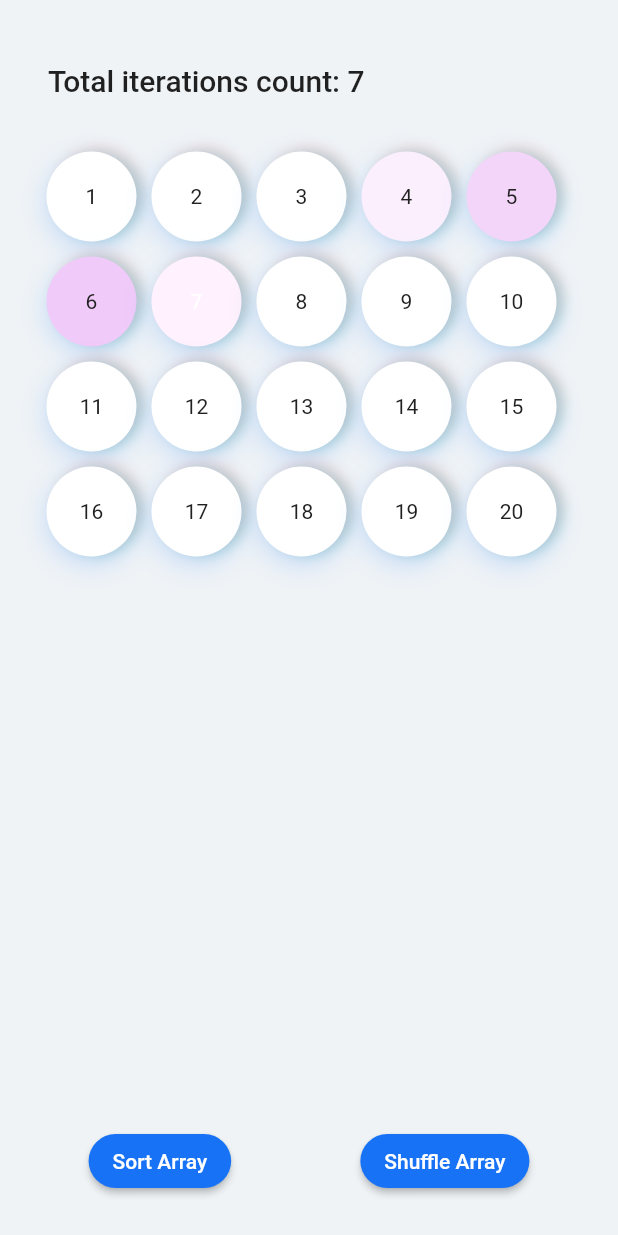
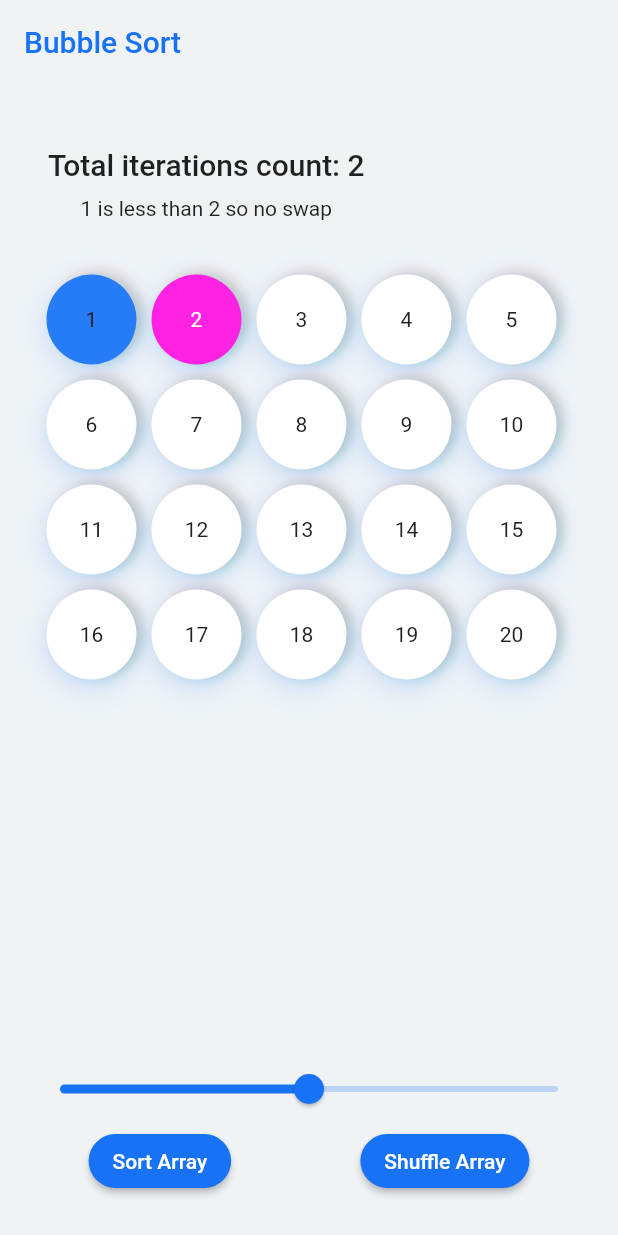
Before and after one commit to faisalansari0367/algorithm_visualizers, a Flutter app: the screen it shows after launch, after a tap on "Sort Array", on a phone screen of 412 x 824 dp. Run offline on Flutter 3.47's test engine with Material 2 defaults, Android fonts, the phone set to English and light mode, and no system bars; drawn by our look-alikes of animated_flip_counter; our stand-ins replace equatable, get.

Commit message:
bubble sort algorithm added

```diff
--- a/lib/sort_screen/cubit/bubble_sort_cubit.dart
+++ b/lib/sort_screen/cubit/bubble_sort_cubit.dart
@@ -9,6 +9,13 @@ class BubbleSortCubit extends ChangeNotifier {
   int nextIndex = -1;
   int iterations = 0;
   bool isSorted = false;
+  String status = 'Start sorting';
+  double speed = 500;
+
+  void setSpeed(double value) {
+    speed = value * 1000;
+    notifyListeners();
+  }
 
   BubbleSortCubit({required this.array});
 
@@ -24,22 +31,33 @@ class BubbleSortCubit extends ChangeNotifier {
         final current = array[j];
         selectedIndex = j;
         notifyListeners();
-        await 100.milliseconds.delay();
+        await speed.milliseconds.delay();
         final next = array[j + 1];
         nextIndex = j + 1;
         notifyListeners();
-        await 100.milliseconds.delay();
+        await speed.milliseconds.delay();
 
         if (current > next) {
+          status = '$current is greater than $next so swap them';
           await Future.delayed(100.milliseconds);
           final temp = current;
           array[j] = next;
           array[j + 1] = temp;
           // (copyWith(array: array));
           notifyListeners();
+        } else {
+          status = '$current is less than $next so no swap';
+          notifyListeners();
+          await Future.delayed(100.milliseconds);
         }
       }
     }
+    isSorted = true;
+    selectedIndex = -1;
+    nextIndex = -1;
+    // iterations = 0;
+    status = 'Array is sorted';
+    notifyListeners();
   }
 
   void shuffleArray() {
--- a/lib/sort_screen/sort_screen.dart
+++ b/lib/sort_screen/sort_screen.dart
@@ -43,6 +43,14 @@ class _BubbleSortState extends State<BubbleSort> {
     return ChangeNotifierProvider.value(
       value: cubit,
       child: Scaffold(
+        appBar: AppBar(
+          title: Text(
+            'Bubble Sort',
+            style: TextStyle(color: context.theme.colorScheme.primary),
+          ),
+          backgroundColor: context.theme.scaffoldBackgroundColor,
+          elevation: 0,
+        ),
         body: Padding(
           padding: const EdgeInsets.all(16.0),
           child: Column(
@@ -51,21 +59,35 @@ class _BubbleSortState extends State<BubbleSort> {
               const SizedBox(height: 10),
               Padding(
                 padding: const EdgeInsets.all(16.0),
-                child: Selector<BubbleSortCubit, int>(
+                child: Column(
+                  children: [
+                    Selector<BubbleSortCubit, int>(
                       builder: (context, value, child) => AnimatedFlipCounter(
                         value: value,
                         prefix: 'Total iterations count: ',
                         curve: Curves.easeInOut,
-                    // child: Text(
-
-                    // 'Total iterations count: $value',
                         textStyle: context.textTheme.headline6,
                       ),
                       selector: (context, state) => state.iterations,
                     ),
+                    const SizedBox(height: 10),
+                    Selector<BubbleSortCubit, String>(
+                      builder: (context, value, child) => Text(value),
+                      selector: (context, state) => state.status,
+                    )
+                  ],
+                ),
               ),
               const SizedBox(height: 20),
               const Expanded(child: ArrayWidget()),
+              Selector<BubbleSortCubit, double>(
+                builder: (context, value, child) => Slider(
+                  value: value / 1000,
+                  onChanged: Provider.of<BubbleSortCubit>(context, listen: false).setSpeed,
+                ),
+                selector: (context, state) => state.speed,
+              ),
+
               Row(
                 mainAxisAlignment: MainAxisAlignment.spaceAround,
                 children: [
```
Lines whose indentation alone changed are shown as unchanged.
